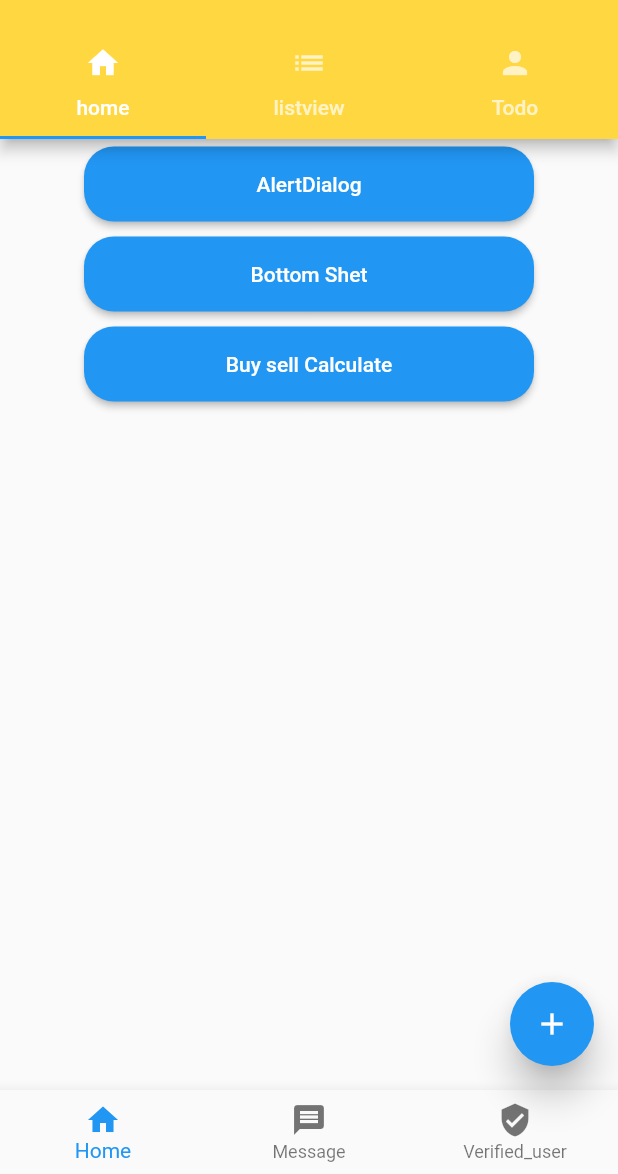
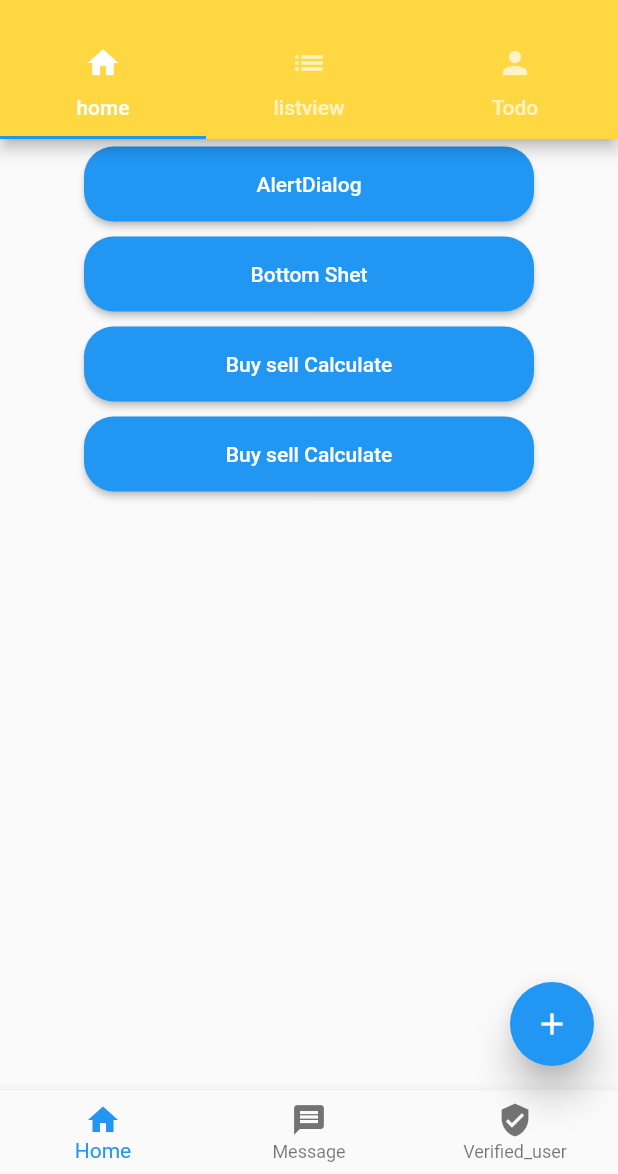
Before and after one commit to mdmahdihasan50/flutter_class_with_ostad, a Flutter app: the screen it shows after launch, on a phone screen of 412 x 824 dp, the part 62-1236 px from its top. Run offline on Flutter 3.47's test engine with Material 2 defaults, Android fonts, the phone set to English and light mode, and no system bars; our stand-ins replace fluttertoast.

Commit message:
Update HomeFagment.dart

```diff
--- a/lib/Fragment/HomeFagment.dart
+++ b/lib/Fragment/HomeFagment.dart
@@ -83,6 +83,16 @@ class HomeFagment extends StatelessWidget {
               Navigator.push(context, MaterialPageRoute(builder: (context) => BuySelCal(),));
             }, child: const Text('Buy sell Calculate')),
       ),
+      Padding(
+        padding: const EdgeInsets.all(5.0),
+        child: ElevatedButton(
+            style: ElevatedButton.styleFrom(
+                shape: RoundedRectangleBorder(borderRadius: BorderRadius.circular(20)),
+                fixedSize: const Size(300, 50)),
+            onPressed: () {
+              Navigator.push(context, MaterialPageRoute(builder: (context) => BuySelCal(),));
+            }, child: const Text('Buy sell Calculate')),
+      ),
     ],));
   }
 }
```
